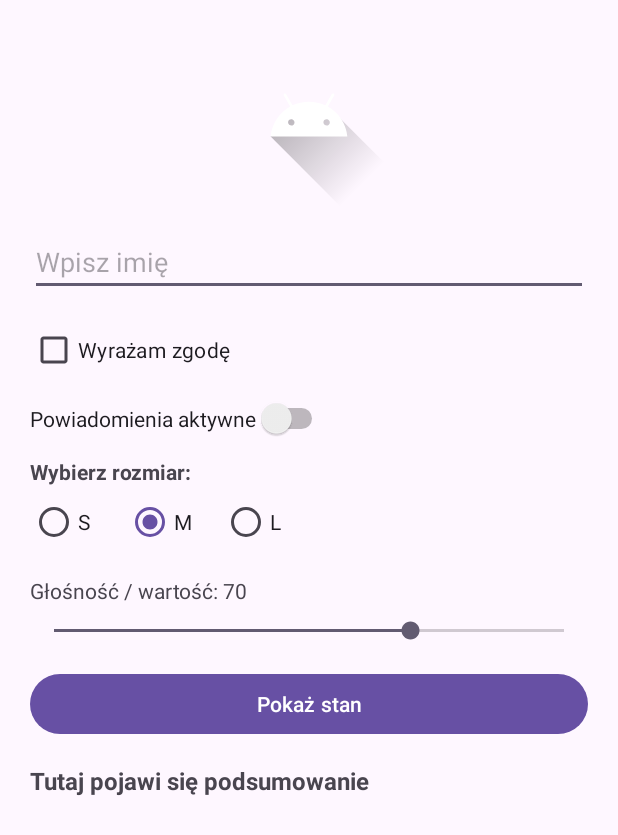
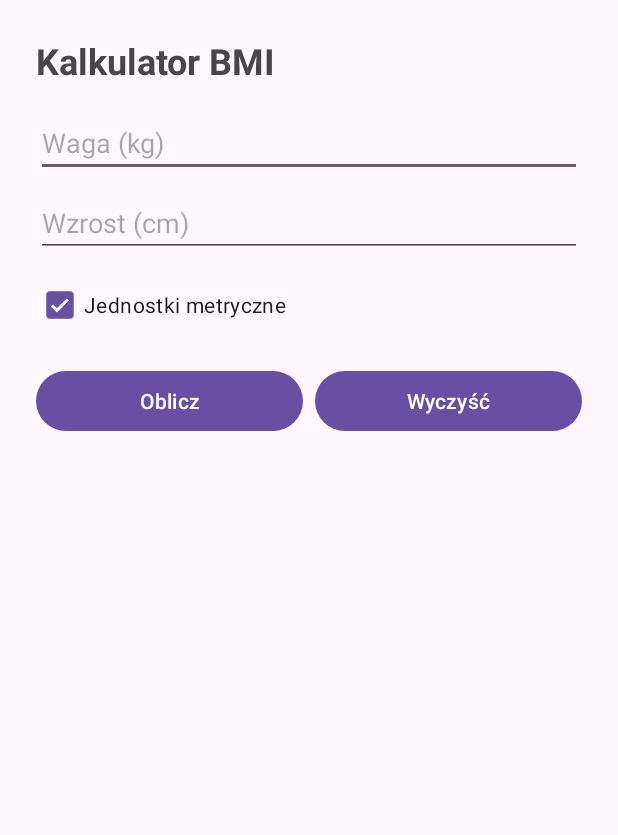
Before and after one commit to oszok/bmiapp, an Android app: the screen it shows after launch (MainActivity), on a phone screen of 412 x 824 dp. Shown: the top 835 px of the screen. Run offline under Robolectric (Android 15) with nearby library versions, the phone set to English and light mode, and no system bars.

Commit message:
Zadanie 3

```diff
--- a/app/src/main/java/com/example/bmiapp/MainActivity.java
+++ b/app/src/main/java/com/example/bmiapp/MainActivity.java
@@ -1,79 +1,152 @@
 package com.example.bmiapp;
 
 import android.os.Bundle;
+import android.util.Log;
+import android.view.View;
 import android.widget.Button;
 import android.widget.CheckBox;
 import android.widget.EditText;
-import android.widget.RadioButton;
-import android.widget.RadioGroup;
-import android.widget.SeekBar;
-import android.widget.Switch;
 import android.widget.TextView;
 
+import androidx.annotation.NonNull;
 import androidx.appcompat.app.AppCompatActivity;
 
 public class MainActivity extends AppCompatActivity {
 
-    private EditText editName;
-    private CheckBox checkAgree;
-    private Switch switchActive;
-    private RadioGroup radioGroupSize;
-    private SeekBar seekVolume;
-    private Button buttonCollect;
-    private TextView textSummary;
-    private TextView textSeekLabel;
+    private static final String TAG = "LifecycleTag";
+    private static final String KEY_RESULT = "result";
+
+    private EditText editWeight;
+    private EditText editHeight;
+    private CheckBox checkMetric;
+    private TextView textResult;
 
     @Override
     protected void onCreate(Bundle savedInstanceState) {
         super.onCreate(savedInstanceState);
+        Log.d(TAG, "onCreate");
         setContentView(R.layout.activity_main);
 
-        editName = findViewById(R.id.edit_name);
-        checkAgree = findViewById(R.id.check_agree);
-        switchActive = findViewById(R.id.switch_active);
-        radioGroupSize = findViewById(R.id.radio_group_size);
-        seekVolume = findViewById(R.id.seek_volume);
-        buttonCollect = findViewById(R.id.button_collect);
-        textSummary = findViewById(R.id.text_summary);
-        textSeekLabel = findViewById(R.id.text_seek_label);
+        editWeight = findViewById(R.id.edit_weight);
+        editHeight = findViewById(R.id.edit_height);
+        checkMetric = findViewById(R.id.check_metric);
+        textResult = findViewById(R.id.text_result);
+        Button buttonCalc = findViewById(R.id.button_calc);
+        Button buttonClear = findViewById(R.id.button_clear);
 
-        seekVolume.setOnSeekBarChangeListener(new SeekBar.OnSeekBarChangeListener() {
-            @Override
-            public void onProgressChanged(SeekBar seekBar, int progress, boolean fromUser) {
-                textSeekLabel.setText("Głośność / wartość: " + progress);
-            }
-
-            @Override
-            public void onStartTrackingTouch(SeekBar seekBar) {
-            }
-
-            @Override
-            public void onStopTrackingTouch(SeekBar seekBar) {
+        buttonCalc.setOnClickListener(v -> {
+            if (validate()) {
+                calculate();
             }
         });
+        buttonClear.setOnClickListener(v -> clear());
 
-        buttonCollect.setOnClickListener(v -> collectAndDisplayState());
+        if (savedInstanceState != null) {
+            String result = savedInstanceState.getString(KEY_RESULT);
+            if (result != null) {
+                textResult.setText(result);
+                textResult.setVisibility(View.VISIBLE);
+            }
+        }
     }
 
-    private void collectAndDisplayState() {
-        String name = editName.getText().toString().trim();
-        if (name.isEmpty()) {
-            name = "Brak";
+    @Override
+    protected void onStart() {
+        super.onStart();
+        Log.d(TAG, "onStart");
+    }
+
+    @Override
+    protected void onResume() {
+        super.onResume();
+        Log.d(TAG, "onResume");
+    }
+
+    @Override
+    protected void onPause() {
+        super.onPause();
+        Log.d(TAG, "onPause");
+    }
+
+    @Override
+    protected void onStop() {
+        super.onStop();
+        Log.d(TAG, "onStop");
+    }
+
+    @Override
+    protected void onDestroy() {
+        super.onDestroy();
+        Log.d(TAG, "onDestroy");
+    }
+
+    @Override
+    protected void onSaveInstanceState(@NonNull Bundle outState) {
+        super.onSaveInstanceState(outState);
+        if (textResult.getVisibility() == View.VISIBLE) {
+            outState.putString(KEY_RESULT, textResult.getText().toString());
+        }
+    }
+
+    private boolean validate() {
+        boolean valid = true;
+
+        String weightText = editWeight.getText().toString().trim();
+        if (weightText.isEmpty()) {
+            editWeight.setError(getString(R.string.error_required));
+            valid = false;
+        } else {
+            double weight = Double.parseDouble(weightText);
+            if (weight < 20 || weight > 300) {
+                editWeight.setError(getString(R.string.error_weight_range));
+                valid = false;
+            }
         }
 
-        String agree = checkAgree.isChecked() ? getString(R.string.yes) : getString(R.string.no);
-        String active = switchActive.isChecked() ? getString(R.string.yes) : getString(R.string.no);
-
-        String selectedSize = "-";
-        int checkedRadioId = radioGroupSize.getCheckedRadioButtonId();
-        if (checkedRadioId != -1) {
-            RadioButton selectedButton = findViewById(checkedRadioId);
-            selectedSize = selectedButton.getText().toString();
+        String heightText = editHeight.getText().toString().trim();
+        if (heightText.isEmpty()) {
+            editHeight.setError(getString(R.string.error_required));
+            valid = false;
+        } else {
+            double height = Double.parseDouble(heightText);
+            if (height < 50 || height > 250) {
+                editHeight.setError(getString(R.string.error_height_range));
+                valid = false;
+            }
         }
 
-        int volume = seekVolume.getProgress();
+        return valid;
+    }
 
-        String summary = getString(R.string.summary_format, name, agree, active, selectedSize, volume);
-        textSummary.setText(summary);
+    private void calculate() {
+        double weight = Double.parseDouble(editWeight.getText().toString().trim());
+        double heightCm = Double.parseDouble(editHeight.getText().toString().trim());
+
+        if (!checkMetric.isChecked()) {
+            weight = weight * 0.4536;     // funty -> kg
+            heightCm = heightCm * 2.54;   // cale -> cm
+        }
+
+        double heightM = heightCm / 100;
+        double bmi = weight / (heightM * heightM);
+
+        textResult.setText(getString(R.string.result_format, bmi, categoryFor(bmi)));
+        textResult.setVisibility(View.VISIBLE);
+    }
+
+    private String categoryFor(double bmi) {
+        if (bmi < 18.5) return getString(R.string.bmi_under);
+        if (bmi < 25) return getString(R.string.bmi_normal);
+        if (bmi < 30) return getString(R.string.bmi_over);
+        return getString(R.string.bmi_obese);
+    }
+
+    private void clear() {
+        editWeight.setText("");
+        editHeight.setText("");
+        editWeight.setError(null);
+        editHeight.setError(null);
+        textResult.setVisibility(View.GONE);
+        editWeight.requestFocus();
     }
 }
--- a/app/src/main/res/layout/activity_main.xml
+++ b/app/src/main/res/layout/activity_main.xml
@@ -1,112 +1,73 @@
 <?xml version="1.0" encoding="utf-8"?>
-<ScrollView
+<LinearLayout
     xmlns:android="http://schemas.android.com/apk/res/android"
     android:id="@+id/main"
     android:layout_width="match_parent"
     android:layout_height="match_parent"
-    android:padding="20dp">
+    android:orientation="vertical"
+    android:padding="24dp">
+
+    <TextView
+        android:layout_width="match_parent"
+        android:layout_height="wrap_content"
+        android:text="@string/title"
+        android:textSize="24sp"
+        android:textStyle="bold" />
+
+    <EditText
+        android:id="@+id/edit_weight"
+        android:layout_width="match_parent"
+        android:layout_height="wrap_content"
+        android:layout_marginTop="16dp"
+        android:hint="@string/hint_weight"
+        android:inputType="numberDecimal"
+        android:autofillHints="" />
+
+    <EditText
+        android:id="@+id/edit_height"
+        android:layout_width="match_parent"
+        android:layout_height="wrap_content"
+        android:layout_marginTop="8dp"
+        android:hint="@string/hint_height"
+        android:inputType="numberDecimal"
+        android:autofillHints="" />
+
+    <CheckBox
+        android:id="@+id/check_metric"
+        android:layout_width="wrap_content"
+        android:layout_height="wrap_content"
+        android:layout_marginTop="8dp"
+        android:checked="true"
+        android:text="@string/label_unit" />
 
     <LinearLayout
         android:layout_width="match_parent"
         android:layout_height="wrap_content"
-        android:orientation="vertical">
-
-        <ImageView
-            android:id="@+id/image_catalog"
-            android:layout_width="120dp"
-            android:layout_height="120dp"
-            android:layout_gravity="center_horizontal"
-            android:contentDescription="@string/cd_catalog_image"
-            android:src="@drawable/ic_launcher_foreground" />
-
-        <EditText
-            android:id="@+id/edit_name"
-            android:layout_width="match_parent"
-            android:layout_height="wrap_content"
-            android:layout_marginTop="12dp"
-            android:autofillHints="name"
-            android:hint="@string/hint_name"
-            android:inputType="textPersonName" />
-
-        <CheckBox
-            android:id="@+id/check_agree"
-            android:layout_width="wrap_content"
-            android:layout_height="wrap_content"
-            android:layout_marginTop="12dp"
-            android:text="@string/checkbox_agree" />
-
-        <Switch
-            android:id="@+id/switch_active"
-            android:layout_width="wrap_content"
-            android:layout_height="wrap_content"
-            android:layout_marginTop="8dp"
-            android:text="@string/switch_active" />
-
-        <TextView
-            android:layout_width="wrap_content"
-            android:layout_height="wrap_content"
-            android:layout_marginTop="12dp"
-            android:text="@string/label_size"
-            android:textStyle="bold" />
-
-        <RadioGroup
-            android:id="@+id/radio_group_size"
-            android:layout_width="match_parent"
-            android:layout_height="wrap_content"
-            android:orientation="horizontal">
-
-            <RadioButton
-                android:id="@+id/radio_s"
-                android:layout_width="wrap_content"
-                android:layout_height="wrap_content"
-                android:text="@string/size_s" />
-
-            <RadioButton
-                android:id="@+id/radio_m"
-                android:layout_width="wrap_content"
-                android:layout_height="wrap_content"
-                android:layout_marginStart="16dp"
-                android:checked="true"
-                android:text="@string/size_m" />
-
-            <RadioButton
-                android:id="@+id/radio_l"
-                android:layout_width="wrap_content"
-                android:layout_height="wrap_content"
-                android:layout_marginStart="16dp"
-                android:text="@string/size_l" />
-        </RadioGroup>
-
-        <TextView
-            android:id="@+id/text_seek_label"
-            android:layout_width="wrap_content"
-            android:layout_height="wrap_content"
-            android:layout_marginTop="12dp"
-            android:text="@string/label_volume_default" />
-
-        <SeekBar
-            android:id="@+id/seek_volume"
-            android:layout_width="match_parent"
-            android:layout_height="wrap_content"
-            android:layout_marginTop="8dp"
-            android:max="100"
-            android:progress="70" />
+        android:layout_marginTop="16dp"
+        android:orientation="horizontal">
 
         <Button
-            android:id="@+id/button_collect"
-            android:layout_width="match_parent"
+            android:id="@+id/button_calc"
+            android:layout_width="0dp"
             android:layout_height="wrap_content"
-            android:layout_marginTop="16dp"
-            android:text="@string/button_collect" />
+            android:layout_weight="1"
+            android:text="@string/button_calc" />
 
-        <TextView
-            android:id="@+id/text_summary"
-            android:layout_width="match_parent"
+        <Button
+            android:id="@+id/button_clear"
+            android:layout_width="0dp"
             android:layout_height="wrap_content"
-            android:layout_marginTop="16dp"
-            android:text="@string/summary_placeholder"
-            android:textSize="16sp"
-            android:textStyle="bold" />
+            android:layout_marginStart="8dp"
+            android:layout_weight="1"
+            android:text="@string/button_clear" />
+    </LinearLayout>
 
-    </LinearLayout>
-</ScrollView>
+    <TextView
+        android:id="@+id/text_result"
+        android:layout_width="match_parent"
+        android:layout_height="wrap_content"
+        android:layout_marginTop="24dp"
+        android:textSize="20sp"
+        android:visibility="gone" />
+
+</LinearLayout>
--- a/app/src/main/res/values/strings.xml
+++ b/app/src/main/res/values/strings.xml
@@ -1,17 +1,17 @@
 <resources>
-    <string name="app_name">Katalog Widgetów</string>
-    <string name="cd_catalog_image">Obrazek w katalogu</string>
-    <string name="hint_name">Wpisz imię</string>
-    <string name="checkbox_agree">Wyrażam zgodę</string>
-    <string name="switch_active">Powiadomienia aktywne</string>
-    <string name="label_size">Wybierz rozmiar:</string>
-    <string name="size_s">S</string>
-    <string name="size_m">M</string>
-    <string name="size_l">L</string>
-    <string name="label_volume_default">Głośność / wartość: 70</string>
-    <string name="button_collect">Pokaż stan</string>
-    <string name="summary_placeholder">Tutaj pojawi się podsumowanie</string>
-    <string name="yes">tak</string>
-    <string name="no">nie</string>
-    <string name="summary_format">Imię: %1$s, zgoda: %2$s, przełącznik: %3$s, rozmiar: %4$s, głośność: %5$d</string>
+    <string name="app_name">BMI</string>
+    <string name="title">Kalkulator BMI</string>
+    <string name="hint_weight">Waga (kg)</string>
+    <string name="hint_height">Wzrost (cm)</string>
+    <string name="label_unit">Jednostki metryczne</string>
+    <string name="button_calc">Oblicz</string>
+    <string name="button_clear">Wyczyść</string>
+    <string name="result_format">BMI: %.1f – %s</string>
+    <string name="error_required">Pole wymagane</string>
+    <string name="error_weight_range">Waga 20–300 kg</string>
+    <string name="error_height_range">Wzrost 50–250 cm</string>
+    <string name="bmi_under">niedowaga</string>
+    <string name="bmi_normal">waga prawidłowa</string>
+    <string name="bmi_over">nadwaga</string>
+    <string name="bmi_obese">otyłość</string>
 </resources>
```
